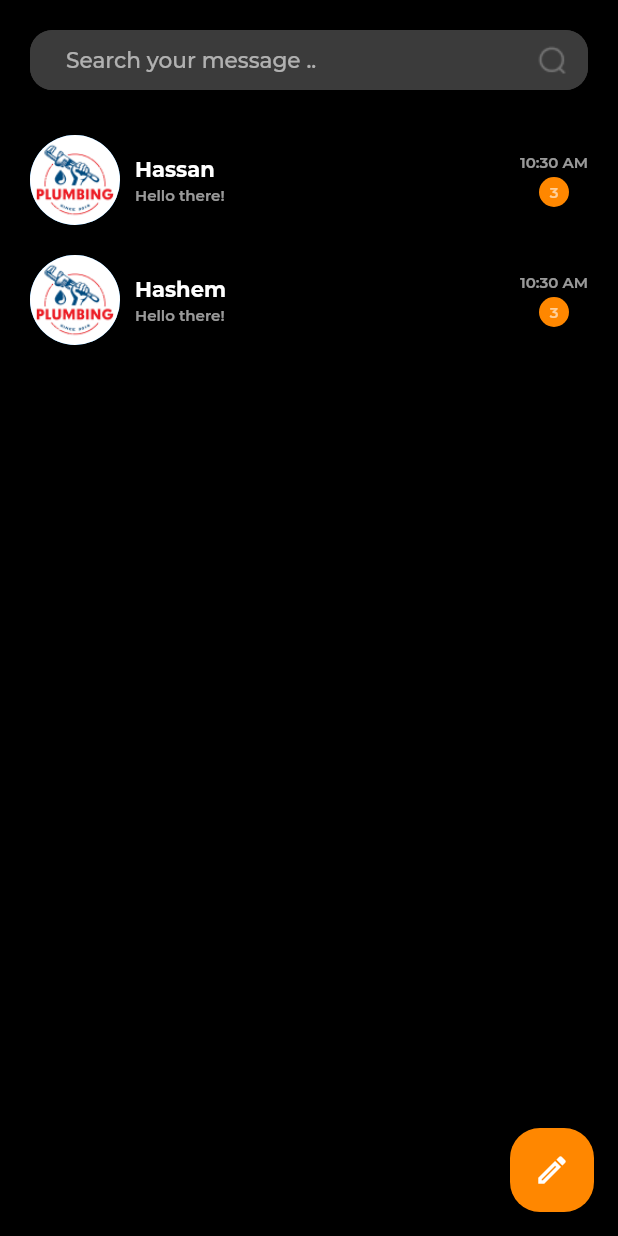
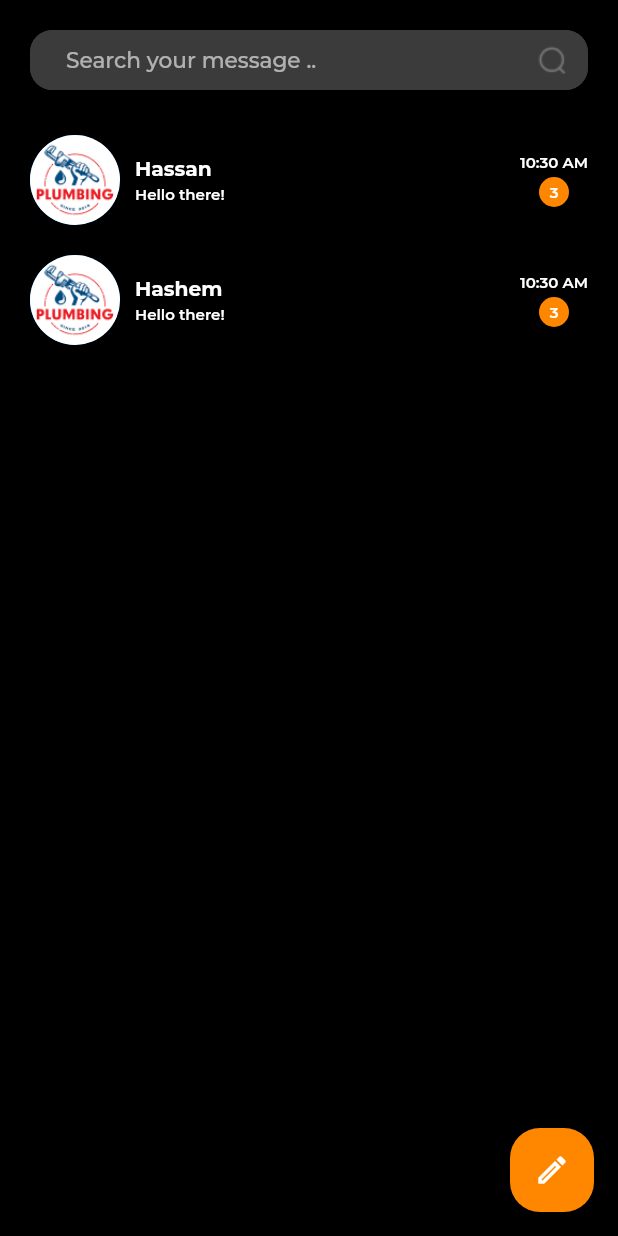
Before and after one commit to hassan553/dawrni, a Flutter app: the screen it shows after launch, on a phone screen of 412 x 824 dp. Run offline on Flutter 3.47's test engine with Material 2 defaults, Android fonts, the phone set to English and light mode, and no system bars; our stand-ins replace adaptive_theme, bloc, cloud_firestore, dartz, device_preview, dio and 17 more; missing offline and left inert: animated_snack_bar; accounts and stored records are empty; project files that could hold a hidden picture were left out.

Commit message:
edit  chat screen

```diff
--- a/lib/core/extension/theme_extensions/text_theme_extension.dart
+++ b/lib/core/extension/theme_extensions/text_theme_extension.dart
@@ -2,7 +2,6 @@ import 'package:flutter/material.dart';
 import 'package:flutter_screenutil/flutter_screenutil.dart';
 
 extension TextThemeExtension on BuildContext {
-
   TextTheme get textTheme => Theme.of(this).textTheme;
 
   TextStyle? get displayLarge => textTheme.displayLarge;
@@ -39,32 +38,46 @@ extension TextThemeExtension on BuildContext {
 
   TextStyle? get f25700 => textTheme.labelMedium;
 
-  TextStyle? get f22600 => textTheme.labelSmall?.copyWith(fontWeight: FontWeight.w600);
+  TextStyle? get f22600 =>
+      textTheme.labelSmall?.copyWith(fontWeight: FontWeight.w600);
 
   TextStyle? get f22500 => textTheme.labelSmall;
 
   TextStyle? get f21700 => textTheme.titleLarge?.copyWith(fontSize: 21.sp);
   TextStyle? get f20700 => textTheme.titleLarge;
-  TextStyle? get f20500 => textTheme.titleLarge?.copyWith(fontWeight: FontWeight.w500);
-  TextStyle? get f20400 => textTheme.titleLarge?.copyWith(fontWeight: FontWeight.w400);
+  TextStyle? get f20500 =>
+      textTheme.titleLarge?.copyWith(fontWeight: FontWeight.w500);
+  TextStyle? get f20400 =>
+      textTheme.titleLarge?.copyWith(fontWeight: FontWeight.w400);
 
   TextStyle? get f18600 => textTheme.titleMedium;
   TextStyle? get f16700 => textTheme.titleSmall;
-  TextStyle? get f16500 => textTheme.titleSmall?.copyWith(fontWeight: FontWeight.w500);
-  TextStyle? get f16400 => textTheme.titleSmall?.copyWith(fontWeight: FontWeight.w400);
+  TextStyle? get f16500 =>
+      textTheme.titleSmall?.copyWith(fontWeight: FontWeight.w500);
+  TextStyle? get f16400 =>
+      textTheme.titleSmall?.copyWith(fontWeight: FontWeight.w400);
 
-  TextStyle? get f15700 => textTheme.bodyLarge?.copyWith(fontWeight: FontWeight.w700);
-  TextStyle? get f15600 => textTheme.bodyLarge?.copyWith(fontWeight: FontWeight.w600);
+  TextStyle? get f15700 =>
+      textTheme.bodyLarge?.copyWith(fontWeight: FontWeight.w700);
+  TextStyle? get f15600 =>
+      textTheme.bodyLarge?.copyWith(fontWeight: FontWeight.w600);
   TextStyle? get f15400 => textTheme.bodyLarge;
-  TextStyle? get f15300 => textTheme.bodyLarge?.copyWith(fontWeight: FontWeight.w300);
+  TextStyle? get f15300 =>
+      textTheme.bodyLarge?.copyWith(fontWeight: FontWeight.w300);
 
-  TextStyle? get f14700 => textTheme.bodyMedium?.copyWith(fontWeight: FontWeight.w700);
+  TextStyle? get f14700 =>
+      textTheme.bodyMedium?.copyWith(fontWeight: FontWeight.w700);
   TextStyle? get f14400 => textTheme.bodyMedium;
 
-  TextStyle? get f12700 => textTheme.bodySmall?.copyWith(fontWeight: FontWeight.w700);
-  TextStyle? get f12500 => textTheme.bodySmall?.copyWith(fontWeight: FontWeight.w500);
+  TextStyle? get f12700 =>
+      textTheme.bodySmall?.copyWith(fontWeight: FontWeight.w700);
+  TextStyle? get f12500 =>
+      textTheme.bodySmall?.copyWith(fontWeight: FontWeight.w500);
   TextStyle? get f12400 => textTheme.bodySmall;
 
   TextStyle? get f10400 => textTheme.bodySmall?.copyWith(fontSize: 10);
-  TextStyle? get f10300 => textTheme.bodySmall?.copyWith(fontSize: 10, fontWeight: FontWeight.w300);
+  TextStyle? get f10300 =>
+      textTheme.bodySmall?.copyWith(fontSize: 10, fontWeight: FontWeight.w300);
+  TextStyle? get f10600 =>
+      textTheme.bodySmall?.copyWith(fontSize: 10, fontWeight: FontWeight.w600);
 }
--- a/lib/core/paths/images_paths.dart
+++ b/lib/core/paths/images_paths.dart
@@ -23,4 +23,5 @@ class ImagesPaths {
   static const String onboarding3Png = '${_baseImagesPath}Group 34210.png';
   static const String emptyChatPng = '${_baseImagesPath}3_Relax V1.png';
   static const String loadingChatPng = '${_baseImagesPath}Group 34242.png';
+  static const String searchIconPng = '${_baseImagesPath}Search.png';
 }
--- /dev/null
+++ b/lib/features/chats/presentation/bloc/chat_get_messages.dart
@@ -0,0 +1 @@
+class GetMessagesBloc{}
--- a/lib/features/chats/presentation/views/chats_view.dart
+++ b/lib/features/chats/presentation/views/chats_view.dart
@@ -1,14 +1,11 @@
 import 'package:dawrni/core/constants/app_colors.dart';
-import 'package:dawrni/core/widgets/custom_sized_box.dart';
+import 'package:dawrni/core/extension/theme_extensions/text_theme_extension.dart';
+import 'package:dawrni/core/paths/images_paths.dart';
 import 'package:dawrni/core/widgets/custom_text_filed.dart';
-import 'package:dawrni/features/chats/domain/parameters/message_parameters.dart';
-import 'package:dawrni/features/chats/domain/repository/chat_repository.dart';
 import 'package:dawrni/features/chats/presentation/views/chats_details_view.dart';
 import 'package:flutter/material.dart';
-import 'package:go_router/go_router.dart';
 
-import '../../../../core/services/service_locator.dart';
-import '../routs/chats_details_route.dart';
+import '../../../../generated/l10n.dart';
 
 class ChatHomeScreen extends StatefulWidget {
   const ChatHomeScreen({super.key});
@@ -36,8 +33,8 @@ class _ChatHomeScreenState extends State<ChatHomeScreen> {
                 height: 40,
                 child: CustomTextFieldWidget(
                   controller: TextEditingController(),
-                  hintText: 'Search your message ..',
-                  suffixIcons: Image.asset('assets/Search.png'),
+                  hintText: S.of(context).searchYourMessage,
+                  suffixIcons: Image.asset(ImagesPaths.searchIconPng),
                 ),
               ),
               const SizedBox(height: 20),
@@ -95,52 +92,20 @@ class _ChatHomeScreenState extends State<ChatHomeScreen> {
               crossAxisAlignment: CrossAxisAlignment.start,
               mainAxisAlignment: MainAxisAlignment.center,
               children: [
-                Text(
-                  chat.name,
-                  style: const TextStyle(
-                    color: AppColors.white,
-                    fontSize: 14,
-                    fontFamily: 'Montserrat',
-                    fontWeight: FontWeight.w700,
-                  ),
-                ),
+                Text(chat.name, style: context.f14700),
                 const SizedBox(height: 3),
-                Text(
-                  chat.lastMessage,
-                  style: TextStyle(
-                    color: AppColors.offWhite,
-                    fontSize: 10,
-                    fontFamily: 'Montserrat',
-                    fontWeight: FontWeight.w600,
-                  ),
-                ),
+                Text(chat.lastMessage, style: context.f10600),
               ],
             ),
           ),
           Column(
             children: [
-              Text(
-                chat.time,
-                style: TextStyle(
-                  color: AppColors.offWhite,
-                  fontSize: 10,
-                  fontFamily: 'Montserrat',
-                  fontWeight: FontWeight.w600,
-                ),
-              ),
+              Text(chat.time, style: context.f10600),
               const SizedBox(height: 4),
               CircleAvatar(
                 radius: 10,
                 backgroundColor: AppColors.primaryColor,
-                child: Text(
-                  '3',
-                  style: TextStyle(
-                    color: AppColors.offWhite,
-                    fontSize: 10,
-                    fontFamily: 'Montserrat',
-                    fontWeight: FontWeight.w600,
-                  ),
-                ),
+                child: Text('3', style: context.f10600),
               )
             ],
           ),
```
